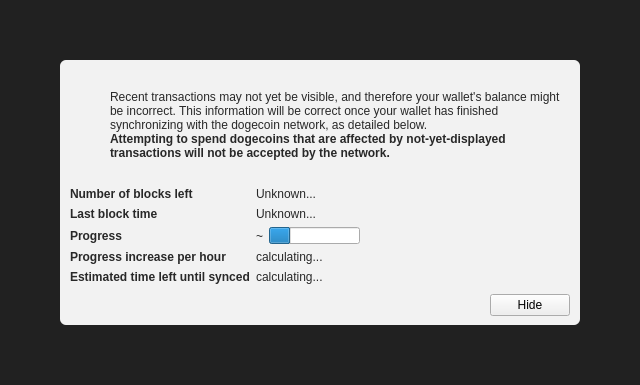
The window that src/qt/forms/modaloverlay.ui (rnicoll/dogecoin) describes before a commit, drawn with Qt 5.
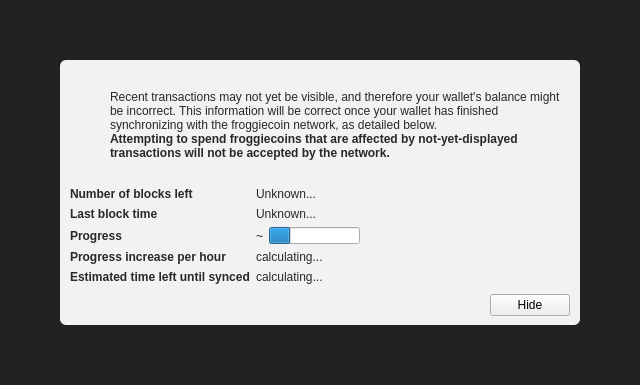
The same window after the commit. Icons and pictures are not drawn. Custom widgets are drawn as their Qt base class.

Commit message: Basic branding for Froggiecoin

```diff
--- a/src/qt/forms/modaloverlay.ui
+++ b/src/qt/forms/modaloverlay.ui
@@ -130,7 +130,7 @@
              <item>
               <widget class="QLabel" name="infoText">
                <property name="text">
-                <string>Recent transactions may not yet be visible, and therefore your wallet's balance might be incorrect. This information will be correct once your wallet has finished synchronizing with the dogecoin network, as detailed below.</string>
+                <string>Recent transactions may not yet be visible, and therefore your wallet's balance might be incorrect. This information will be correct once your wallet has finished synchronizing with the froggiecoin network, as detailed below.</string>
                </property>
                <property name="textFormat">
                 <enum>Qt::RichText</enum>
@@ -149,7 +149,7 @@
                 </font>
                </property>
                <property name="text">
-                <string>Attempting to spend dogecoins that are affected by not-yet-displayed transactions will not be accepted by the network.</string>
+                <string>Attempting to spend froggiecoins that are affected by not-yet-displayed transactions will not be accepted by the network.</string>
                </property>
                <property name="textFormat">
                 <enum>Qt::RichText</enum>
```
The commit also changes 30 other files.
